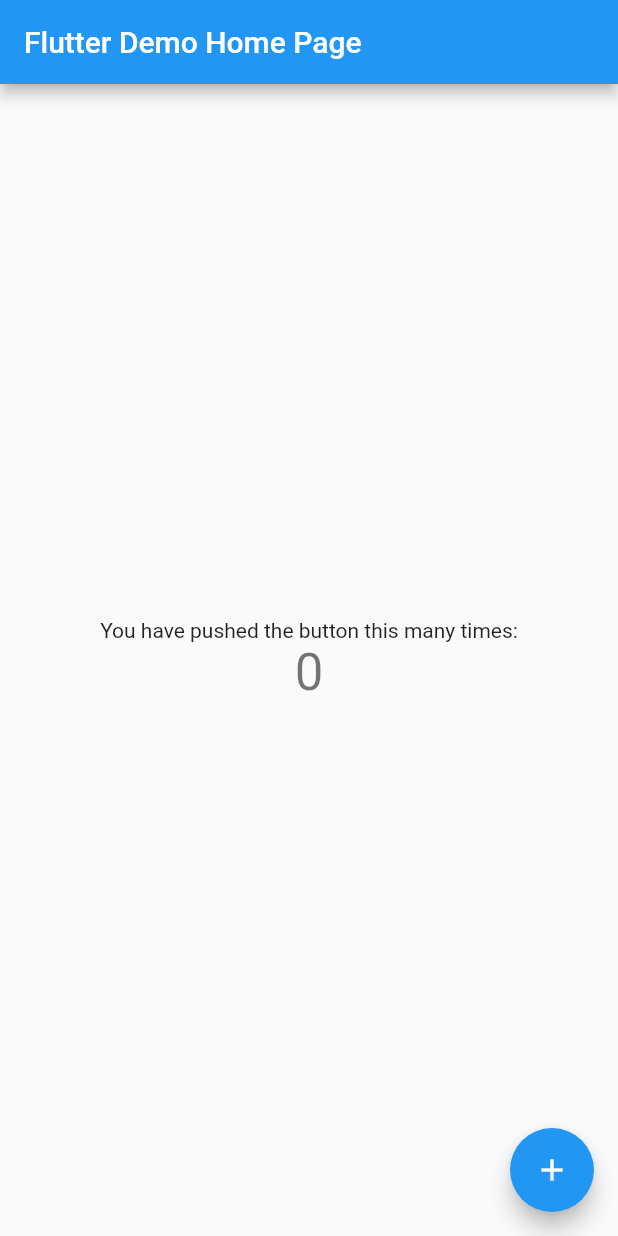
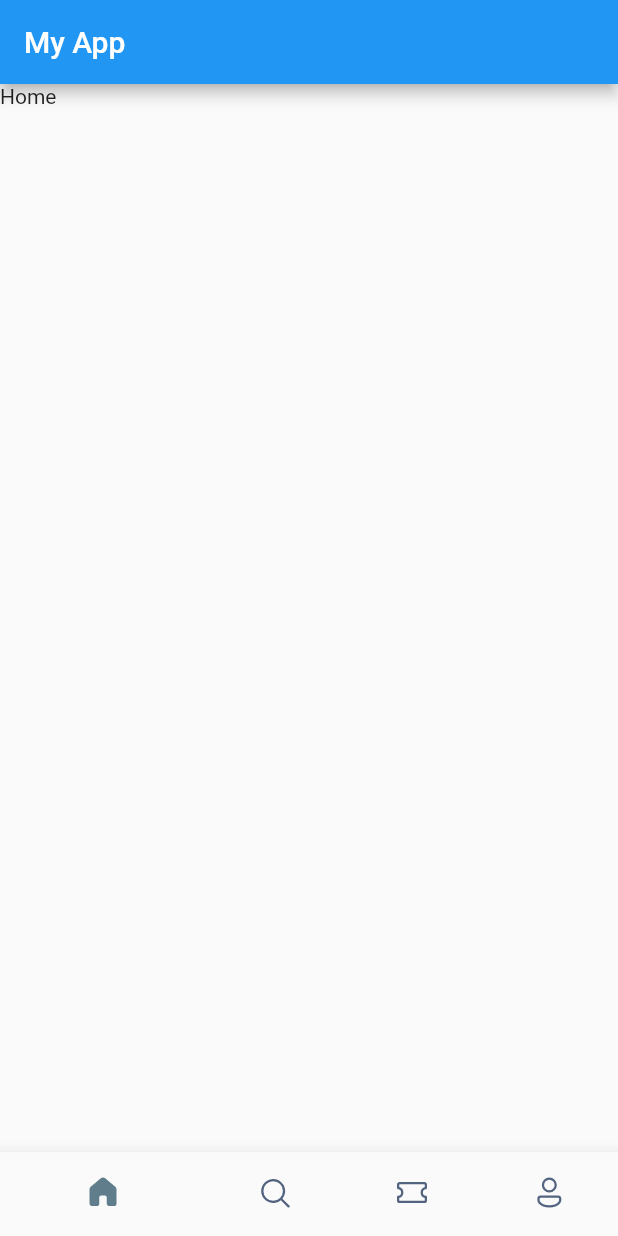
Before and after one commit to absheikh/TicketsBookingApp, a Flutter app: the screen it shows after launch, on a phone screen of 412 x 824 dp. Run offline on Flutter 3.47's test engine with Material 2 defaults, Android fonts, the phone set to English and light mode, and no system bars; our stand-ins replace fluentui_icons.

Commit message:
added bottom navigation bar

```diff
--- a/lib/main.dart
+++ b/lib/main.dart
@@ -1,3 +1,4 @@
+import 'package:booktickets/screens/bottom_bar.dart';
 import 'package:flutter/material.dart';
 
 void main() {
@@ -24,92 +25,7 @@ class MyApp extends StatelessWidget {
         // is not restarted.
         primarySwatch: Colors.blue,
       ),
-      home: const MyHomePage(title: 'Flutter Demo Home Page'),
+      home: const BottomBar()
     );
   }
 }
-
-class MyHomePage extends StatefulWidget {
-  const MyHomePage({super.key, required this.title});
-
-  // This widget is the home page of your application. It is stateful, meaning
-  // that it has a State object (defined below) that contains fields that affect
-  // how it looks.
-
-  // This class is the configuration for the state. It holds the values (in this
-  // case the title) provided by the parent (in this case the App widget) and
-  // used by the build method of the State. Fields in a Widget subclass are
-  // always marked "final".
-
-  final String title;
-
-  @override
-  State<MyHomePage> createState() => _MyHomePageState();
-}
-
-class _MyHomePageState extends State<MyHomePage> {
-  int _counter = 0;
-
-  void _incrementCounter() {
-    setState(() {
-      // This call to setState tells the Flutter framework that something has
-      // changed in this State, which causes it to rerun the build method below
-      // so that the display can reflect the updated values. If we changed
-      // _counter without calling setState(), then the build method would not be
-      // called again, and so nothing would appear to happen.
-      _counter++;
-    });
-  }
-
-  @override
-  Widget build(BuildContext context) {
-    // This method is rerun every time setState is called, for instance as done
-    // by the _incrementCounter method above.
-    //
-    // The Flutter framework has been optimized to make rerunning build methods
-    // fast, so that you can just rebuild anything that needs updating rather
-    // than having to individually change instances of widgets.
-    return Scaffold(
-      appBar: AppBar(
-        // Here we take the value from the MyHomePage object that was created by
-        // the App.build method, and use it to set our appbar title.
-        title: Text(widget.title),
-      ),
-      body: Center(
-        // Center is a layout widget. It takes a single child and positions it
-        // in the middle of the parent.
-        child: Column(
-          // Column is also a layout widget. It takes a list of children and
-          // arranges them vertically. By default, it sizes itself to fit its
-          // children horizontally, and tries to be as tall as its parent.
-          //
-          // Invoke "debug painting" (press "p" in the console, choose the
-          // "Toggle Debug Paint" action from the Flutter Inspector in Android
-          // Studio, or the "Toggle Debug Paint" command in Visual Studio Code)
-          // to see the wireframe for each widget.
-          //
-          // Column has various properties to control how it sizes itself and
-          // how it positions its children. Here we use mainAxisAlignment to
-          // center the children vertically; the main axis here is the vertical
-          // axis because Columns are vertical (the cross axis would be
-          // horizontal).
-          mainAxisAlignment: MainAxisAlignment.center,
-          children: <Widget>[
-            const Text(
-              'You have pushed the button this many times:',
-            ),
-            Text(
-              '$_counter',
-              style: Theme.of(context).textTheme.headline4,
-            ),
-          ],
-        ),
-      ),
-      floatingActionButton: FloatingActionButton(
-        onPressed: _incrementCounter,
-        tooltip: 'Increment',
-        child: const Icon(Icons.add),
-      ), // This trailing comma makes auto-formatting nicer for build methods.
-    );
-  }
-}
--- /dev/null
+++ b/lib/screens/bottom_bar.dart
@@ -0,0 +1,54 @@
+import 'package:fluentui_icons/fluentui_icons.dart';
+import 'package:flutter/cupertino.dart';
+import 'package:flutter/material.dart';
+
+class BottomBar extends StatefulWidget {
+  const BottomBar({Key? key}) : super(key: key);
+
+  @override
+  State<BottomBar> createState() => _BottomBarState();
+}
+
+class _BottomBarState extends State<BottomBar> {
+    int _selectedIndex=0;
+  static final List<Widget>_widgetOptions =<Widget>[
+    const Text("Home"),
+    const Text("Search"),
+    const Text("Ticket"),
+    const Text("Profile"),
+  ];
+
+  void _onItemTapped(int index){
+    setState(() {
+      _selectedIndex = index;
+
+    });
+
+  }
+
+
+  @override
+  Widget build(BuildContext context) {
+    return Scaffold(
+    appBar:AppBar(
+      title: const Text("My App")
+    ),
+      body:_widgetOptions[_selectedIndex],
+        bottomNavigationBar: BottomNavigationBar(
+          currentIndex: _selectedIndex,
+          onTap:_onItemTapped ,
+          elevation: 10,
+          showUnselectedLabels: false,
+          showSelectedLabels: false,
+          selectedItemColor: Colors.blueGrey,
+          unselectedItemColor:const Color(0xFF526480),
+          items: const [
+            BottomNavigationBarItem(icon: Icon(FluentSystemIcons.ic_fluent_home_regular), activeIcon: Icon(FluentSystemIcons.ic_fluent_home_filled), label:"Home"),
+            BottomNavigationBarItem(icon: Icon(FluentSystemIcons.ic_fluent_search_regular), activeIcon: Icon(FluentSystemIcons.ic_fluent_search_filled),  label:"Search"),
+            BottomNavigationBarItem(icon: Icon(FluentSystemIcons.ic_fluent_ticket_regular), activeIcon: Icon(FluentSystemIcons.ic_fluent_ticket_filled),  label:"Tickets"),
+            BottomNavigationBarItem(icon: Icon(FluentSystemIcons.ic_fluent_person_regular), activeIcon: Icon(FluentSystemIcons.ic_fluent_person_filled), label:"Profile"),
+        ],
+    )
+    );
+  }
+}
--- a/pubspec.yaml
+++ b/pubspec.yaml
@@ -36,6 +36,7 @@ dependencies:
   # The following adds the Cupertino Icons font to your application.
   # Use with the CupertinoIcons class for iOS style icons.
   cupertino_icons: ^1.0.2
+  fluentui_icons: ^1.0.0
 
 dev_dependencies:
   flutter_test:
```
Also changed, not shown: pubspec.lock.
